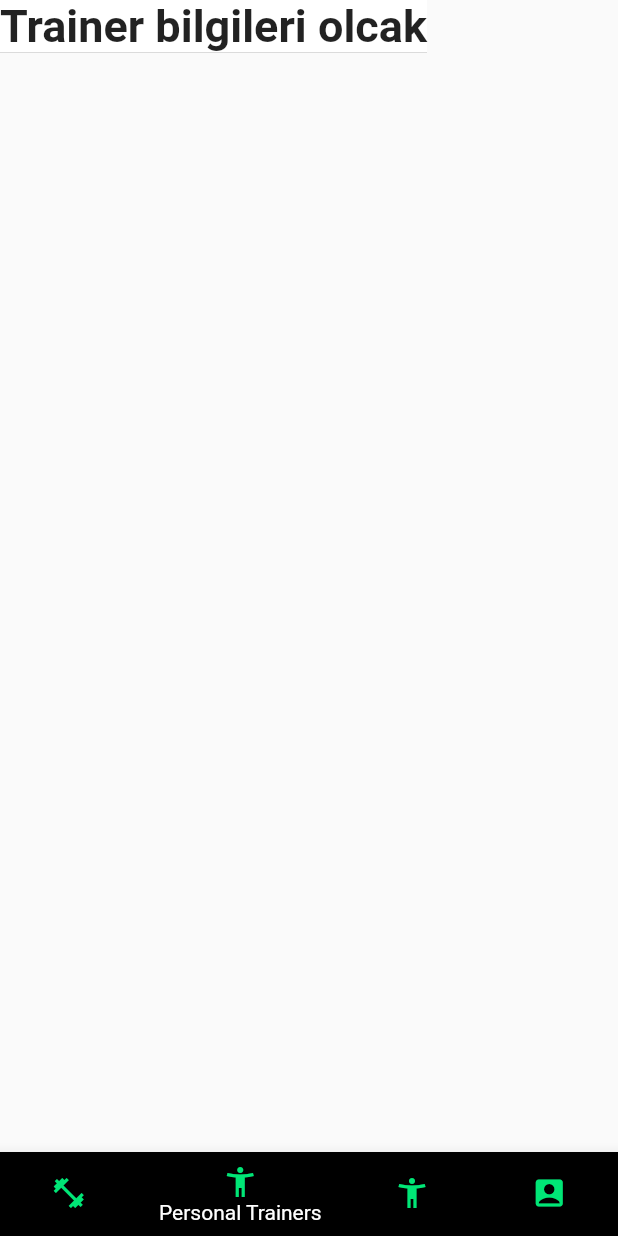
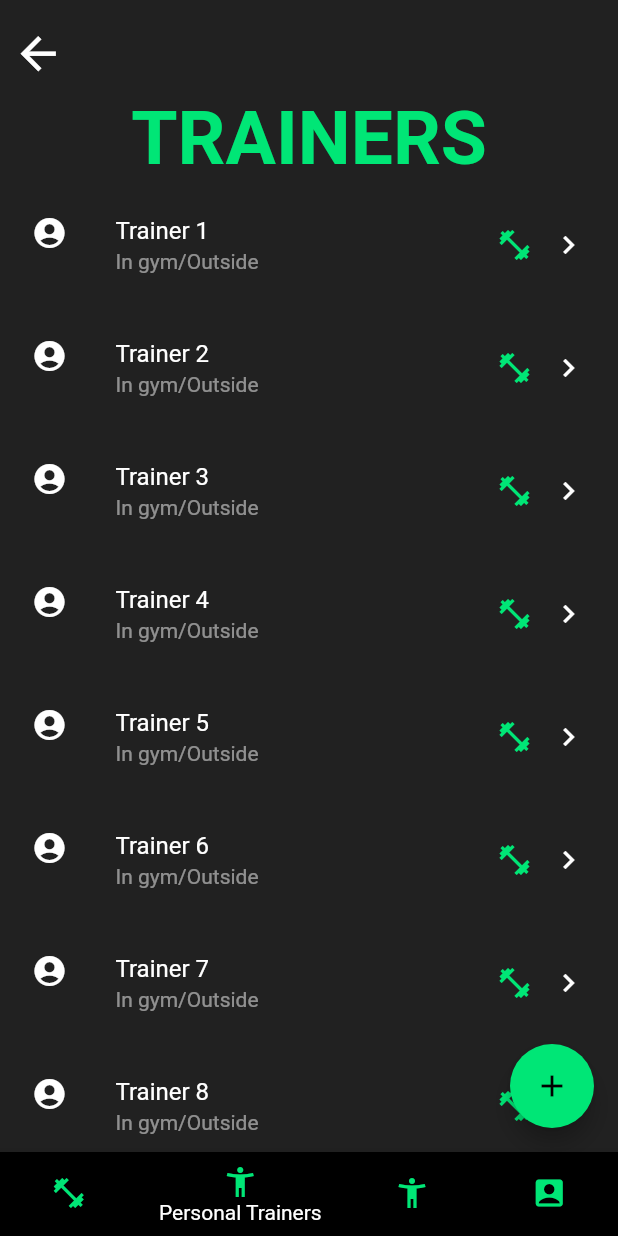
Before and after one commit to CSE343-Hypeline/hypegym-mobile, a Flutter app: the AdminGymPage screen opened directly, item 2 of the bottom bar chosen, on a phone screen of 412 x 824 dp. Run offline on Flutter 3.47's test engine with Material 2 defaults, Android fonts, the phone set to English and light mode, and no system bars; our stand-ins replace google_fonts.

Commit message:
Create admin's trainer page and added neccessary things

```diff
--- a/lib/pages/admin_gym_page.dart
+++ b/lib/pages/admin_gym_page.dart
@@ -2,6 +2,7 @@ import 'package:flutter/material.dart';
 import 'package:hypegym/pages/admin_gym_information_page.dart';
 import 'package:hypegym/pages/admin_member_page.dart';
 import 'package:hypegym/pages/admin_profile_page.dart';
+import 'package:hypegym/pages/admin_trainer_page.dart';
 //import 'package:hypegym_yedek_1/pages/member_list.dart';
 
 class AdminGymPage extends StatefulWidget {
@@ -14,15 +15,9 @@ class AdminGymPage extends StatefulWidget {
 class _AdminGymPageState extends State<AdminGymPage> {
   int selectedIndex = 0;
 
-  static const TextStyle optionStyle =
-  TextStyle(fontSize: 30, fontWeight: FontWeight.bold, backgroundColor: Colors.white);
-
   static const List<Widget> _widgetOptions = <Widget>[
     AdminGymInformationPage(),
-    Text(
-      'Trainer bilgileri olcak',
-      style: optionStyle,
-    ),
+    AdminTrainerPage(),
     AdminMemberPage(),
     AdminProfiePage(),
   ];
--- a/lib/pages/admin_trainer_page.dart
+++ b/lib/pages/admin_trainer_page.dart
@@ -1,17 +1,94 @@
 import 'package:flutter/material.dart';
+import 'package:hypegym/pages/admin_trainer_profile_page.dart';
 
-class AdminTrainer extends StatefulWidget {
-  const AdminTrainer({Key? key}) : super(key: key);
+class AdminTrainerPage extends StatefulWidget {
+  const AdminTrainerPage({Key? key}) : super(key: key);
 
   @override
-  State<AdminTrainer> createState() => _AdminTrainerState();
+  State<AdminTrainerPage> createState() => _AdminTrainerPageState();
 }
 
-class _AdminTrainerState extends State<AdminTrainer> {
+class _AdminTrainerPageState extends State<AdminTrainerPage> {
   @override
   Widget build(BuildContext context) {
-    return const Scaffold(
-      body: Text("Admin Trainer Page"),
+    final trainersList = ['Trainer 1', 'Trainer 2', 'Trainer 3', 'Trainer 4', 'Trainer 5', 'Trainer 6', 'Trainer 7', 'Trainer 8', 'Trainer 9', 'Trainer 10', 'Trainer 11', 'Trainer 12', 'Trainer 13', 'Trainer 14'];
+    return Scaffold(
+      body: Container(
+        decoration: BoxDecoration(
+          color: Colors.grey.shade900,
+        ),
+        child: Column(
+          children: [
+            Padding(
+              padding: const EdgeInsets.only(top: 10.0),
+              child: Row(
+                mainAxisAlignment: MainAxisAlignment.start,
+                children: [
+                  IconButton(
+                    icon: const Icon(Icons.arrow_back, color: Colors.white, size: 35.0,),
+                    onPressed: () => Navigator.of(context).pop(),
+                  ),
+                ],
+              ),
+            ),
+            Padding(
+              padding: const EdgeInsets.only(top: 5.0),
+              child: Row(
+                mainAxisAlignment: MainAxisAlignment.center,
+                children: [
+                  Text(
+                    "TRAINERS",
+                    style: TextStyle(
+                      fontSize: 50,
+                      fontWeight: FontWeight.bold,
+                      color: Colors.greenAccent.shade400,
+                    ),
+                  ),
+                ],
+              ),
+            ),
+            Expanded(
+              // burda online olma durumunu gore opacity eklencek ve subtitleler ona gore ayarlancak
+              child: ListView.builder(
+                itemCount: trainersList.length,
+                itemBuilder: (context, i) {
+                  return Padding(
+                    padding: const EdgeInsets.all(5.0),
+                    child: ListTile(
+                      //shape: RoundedRectangleBorder(borderRadius: BorderRadius.circular(25)),
+                      leading: const Icon(Icons.account_circle, color: Colors.white,),
+                      trailing: Wrap(
+                        spacing: 12,
+                        children: <Widget>[
+                          Icon(Icons.fitness_center, color: Colors.greenAccent.shade400,),
+                          const Icon(Icons.keyboard_arrow_right, color: Colors.white,),
+                        ],
+                      ),
+                      title: Text(trainersList[i]),
+                      subtitle: Text(
+                        "In gym/Outside",
+                        style: TextStyle(
+                          color: Colors.white.withOpacity(0.5),
+                        ),
+                      ),
+                      textColor: Colors.white,
+                      onTap: () => Navigator.push(context, MaterialPageRoute(builder: (context) => const AdminTrainerProfilePage())), //membersList[i] gelmesi lazim
+                    ),
+                  );
+                },
+              ),
+            ),
+          ],
+        ),
+      ),
+      floatingActionButton: FloatingActionButton(
+        onPressed: (){
+
+        },
+        backgroundColor: Colors.greenAccent.shade400,
+        foregroundColor: Colors.black,
+        child: const Icon(Icons.add),
+      ),
     );
   }
 }
```
Also changed, not shown: lib/pages/admin_trainer_profile_page.dart (added, +108 -0 lines).
